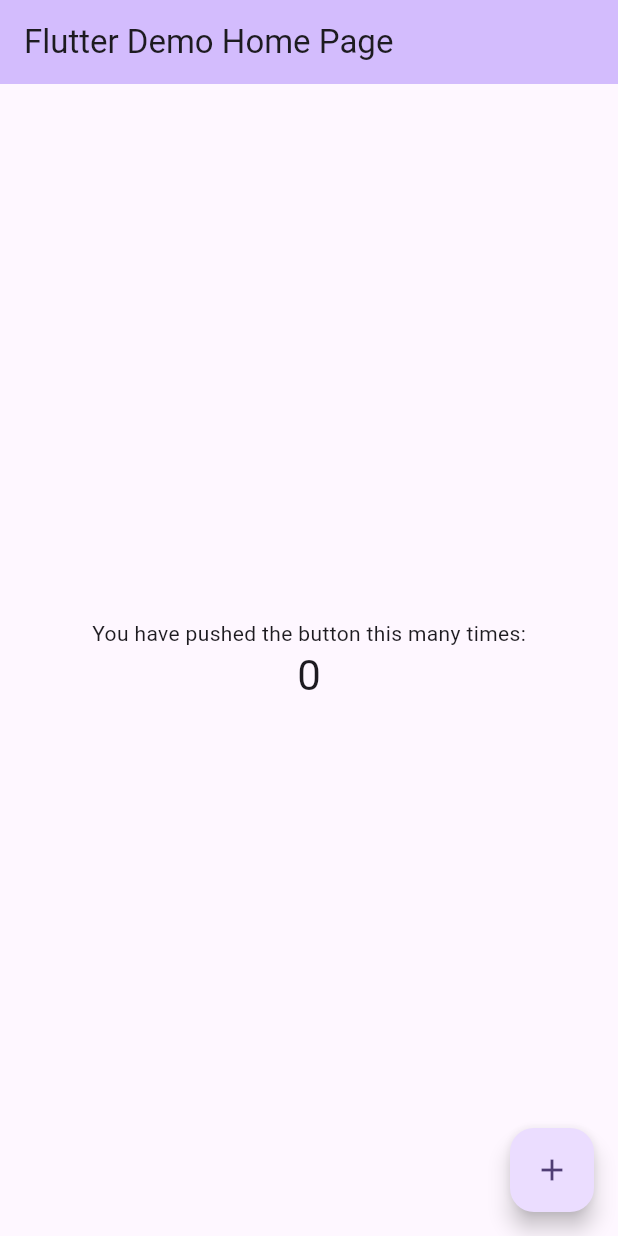
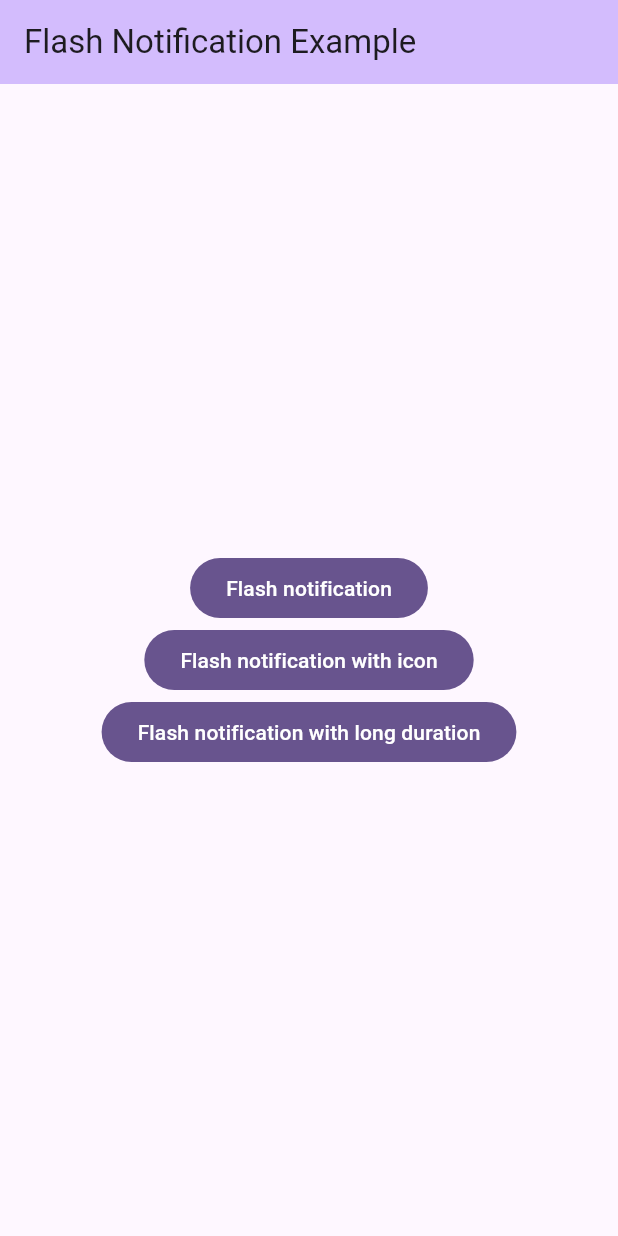
Before and after one commit to ibragimov05/flash_notification, a Flutter app: the screen it shows after launch, on a phone screen of 412 x 824 dp. Run offline on Flutter 3.47's test engine with Material 3 defaults, Android fonts, the phone set to English and light mode, and no system bars.

Commit message:
example edited

```diff
--- a/example/analysis_options.yaml
+++ b/example/analysis_options.yaml
@@ -23,6 +23,5 @@ linter:
   rules:
     # avoid_print: false  # Uncomment to disable the `avoid_print` rule
     # prefer_single_quotes: true  # Uncomment to enable the `prefer_single_quotes` rule
-
 # Additional information about this file can be found at
 # https://dart.dev/guides/language/analysis-options
--- a/example/lib/main.dart
+++ b/example/lib/main.dart
@@ -1,25 +1,21 @@
 import 'package:flash_notification/flash_notification.dart';
 import 'package:flutter/material.dart';
 
-void main() {
-  runApp(const MyApp());
-}
+void main() => runApp(const MyApp());
 
 class MyApp extends StatelessWidget {
   const MyApp({super.key});
 
   @override
-  Widget build(BuildContext context) {
-    return MaterialApp(
+  Widget build(BuildContext context) => MaterialApp(
     title: 'Flutter Demo',
     theme: ThemeData(colorScheme: ColorScheme.fromSeed(seedColor: Colors.deepPurple)),
-      home: const MyHomePage(title: 'Flutter Demo Home Page'),
+    home: const MyHomePage(title: 'Flash Notification Example'),
   );
-  }
 }
 
 class MyHomePage extends StatefulWidget {
-  const MyHomePage({super.key, required this.title});
+  const MyHomePage({required this.title, super.key});
 
   final String title;
 
@@ -28,30 +24,35 @@ class MyHomePage extends StatefulWidget {
 }
 
 class _MyHomePageState extends State<MyHomePage> {
-  final int _counter = 0;
+  /// Shows a flash notification.
+  void _showFlashNotification() => FlashNotification.show(context: context, message: 'Hello, world!');
 
-  void _incrementCounter() {
-    FlashNotification.show(context: context, message: 'Hello, world!', icon: Icon(Icons.delete));
-  }
+  /// Shows a flash notification with an icon.
+  void _showFlashNotificationWithIcon() => FlashNotification.show(
+    context: context,
+    message: 'Hello, world!',
+    icon: const Icon(Icons.notification_add, color: Colors.white),
+  );
+
+  /// Shows a flash notification with a long duration.
+  void _showFlashNotificationWithLongDuration() =>
+      FlashNotification.show(context: context, message: 'Hello, world!', duration: const Duration(seconds: 10));
 
   @override
-  Widget build(BuildContext context) {
-    return Scaffold(
+  Widget build(BuildContext context) => Scaffold(
     appBar: AppBar(backgroundColor: Theme.of(context).colorScheme.inversePrimary, title: Text(widget.title)),
     body: Center(
       child: Column(
         mainAxisAlignment: MainAxisAlignment.center,
         children: <Widget>[
-            const Text('You have pushed the button this many times:'),
-            Text('$_counter', style: Theme.of(context).textTheme.headlineMedium),
+          FilledButton(onPressed: _showFlashNotification, child: Text('Flash notification')),
+          FilledButton(onPressed: _showFlashNotificationWithIcon, child: Text('Flash notification with icon')),
+          FilledButton(
+            onPressed: _showFlashNotificationWithLongDuration,
+            child: Text('Flash notification with long duration'),
+          ),
         ],
       ),
     ),
-      floatingActionButton: FloatingActionButton(
-        onPressed: _incrementCounter,
-        tooltip: 'Increment',
-        child: const Icon(Icons.add),
-      ),
   );
 }
-}
--- a/example/pubspec.yaml
+++ b/example/pubspec.yaml
@@ -1,8 +1,6 @@
 name: example
 description: "A new Flutter project."
-
 publish_to: "none"
-
 version: 1.0.0+1
 
 environment:
```
Lines whose indentation alone changed are shown as unchanged.
